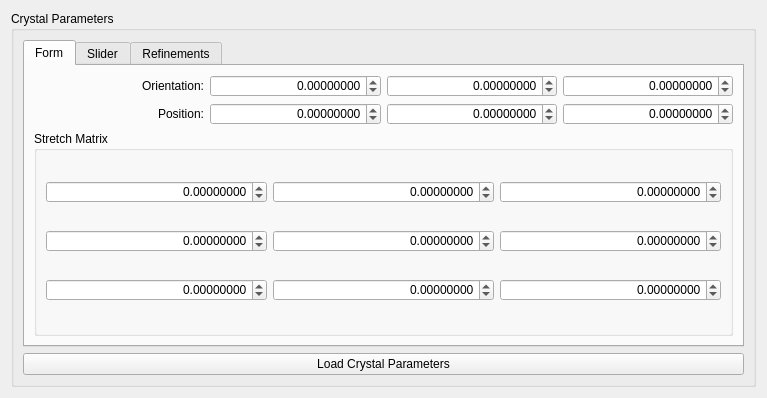
Above: hexrd/ui/resources/ui/calibration_crystal_editor.ui from HEXRD/hexrdgui before the change. Below: the same form after it.
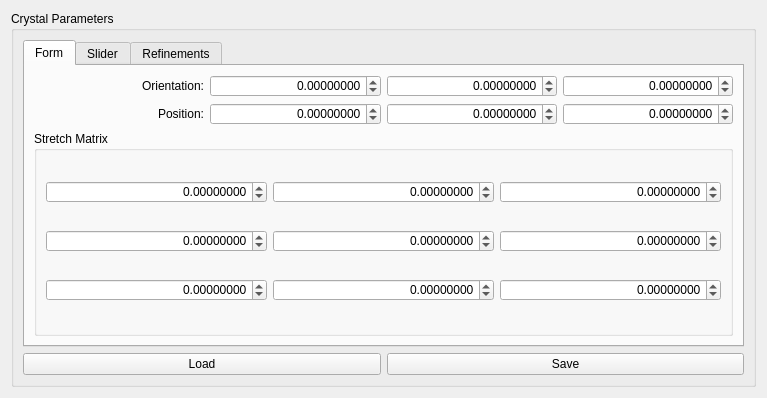
That is the form after the change. Custom widgets are drawn as their Qt base class.

Commit message:
Add save button to crystal parameter editor
This will allow saving the crystal parameters into a grains.out file
in both the laue overlay editor and the rotation series overlay editor.

Diff of the .ui file:
```diff
--- a/hexrd/ui/resources/ui/calibration_crystal_editor.ui
+++ b/hexrd/ui/resources/ui/calibration_crystal_editor.ui
@@ -42,7 +42,7 @@
       <string>Crystal Parameters</string>
      </property>
      <layout class="QGridLayout" name="gridLayout_3">
-      <item row="0" column="0" colspan="2">
+      <item row="0" column="0" colspan="3">
        <widget class="QTabWidget" name="tab_widget">
         <property name="enabled">
          <bool>true</bool>
@@ -525,12 +525,23 @@
         </widget>
        </widget>
       </item>
-      <item row="1" column="0" colspan="2">
+      <item row="1" column="0" colspan="3">
+       <layout class="QHBoxLayout" name="horizontalLayout">
+        <item>
        <widget class="QPushButton" name="load">
         <property name="text">
-         <string>Load Crystal Parameters</string>
-        </property>
-       </widget>
+           <string>Load</string>
+          </property>
+         </widget>
+        </item>
+        <item>
+         <widget class="QPushButton" name="save">
+          <property name="text">
+           <string>Save</string>
+          </property>
+         </widget>
+        </item>
+       </layout>
       </item>
      </layout>
     </widget>
```
Left out of the diff: 2 changed lines with no effect on the pictures. Lines whose indentation alone changed are shown as unchanged. The commit also changes 1 other file.
